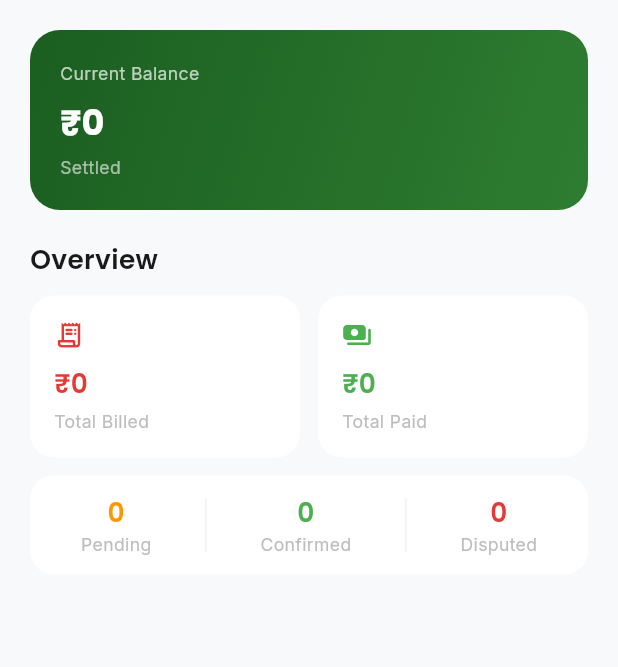
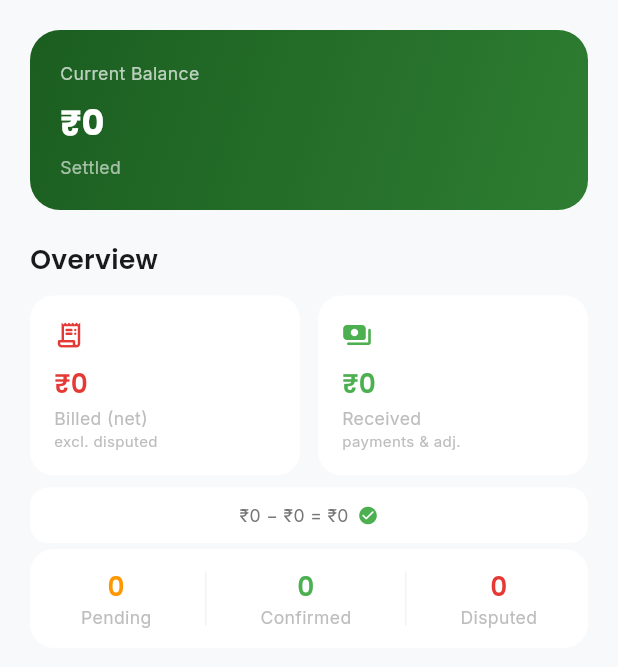
Before and after one commit to Eyepatch420/saath_khata, a Flutter app: the _DetailBody widget shown alone on an empty page, opened directly with empty values, on a phone screen of 412 x 824 dp. Shown: the top 667 px of the screen. Run offline on Flutter 3.47's test engine with Material 3 defaults, Android fonts, the phone set to English and light mode, and no system bars; our stand-ins replace dio, equatable, flutter_bloc, flutter_dotenv, flutter_map, flutter_screenutil and 10 more; accounts and stored records are empty.

Commit message:
lastest changes(reports[billing])

```diff
--- a/lib/features/reports/presentation/screens/customer_detail_report_screen.dart
+++ b/lib/features/reports/presentation/screens/customer_detail_report_screen.dart
@@ -105,7 +105,8 @@ class _DetailBody extends StatelessWidget {
             children: [
               Expanded(
                 child: _StatCard(
-                  title: 'Total Billed',
+                  title: 'Billed (net)',
+                  subtitle: 'excl. disputed',
                   value: '₹${detail.totalCredit.toStringAsFixed(0)}',
                   color: AppColors.error,
                   icon: Icons.receipt_long_rounded,
@@ -114,7 +115,8 @@ class _DetailBody extends StatelessWidget {
               const SizedBox(width: 12),
               Expanded(
                 child: _StatCard(
-                  title: 'Total Paid',
+                  title: 'Received',
+                  subtitle: 'payments & adj.',
                   value: '₹${detail.totalPaid.toStringAsFixed(0)}',
                   color: AppColors.success,
                   icon: Icons.payments_rounded,
@@ -122,7 +124,13 @@ class _DetailBody extends StatelessWidget {
               ),
             ],
           ),
-          const SizedBox(height: 12),
+          const SizedBox(height: 8),
+          _BalanceCheck(
+            billed: detail.totalCredit,
+            received: detail.totalPaid,
+            balance: detail.balance,
+          ),
+          const SizedBox(height: 4),
           _EntryCountsRow(
             pending: detail.pendingCount,
             confirmed: detail.confirmedCount,
@@ -190,6 +198,7 @@ class _BalanceHero extends StatelessWidget {
 
 class _StatCard extends StatelessWidget {
   final String title;
+  final String? subtitle;
   final String value;
   final Color color;
   final IconData icon;
@@ -199,6 +208,7 @@ class _StatCard extends StatelessWidget {
     required this.value,
     required this.color,
     required this.icon,
+    this.subtitle,
   });
 
   @override
@@ -214,12 +224,59 @@ class _StatCard extends StatelessWidget {
         children: [
           Icon(icon, color: color, size: 20),
           const SizedBox(height: 10),
-          Text(value,
-              style: AppTypography.h3.copyWith(color: color)),
-          const SizedBox(height: 4),
+          Text(value, style: AppTypography.h3.copyWith(color: color)),
+          const SizedBox(height: 2),
           Text(title,
               style: AppTypography.bodySmall
                   .copyWith(color: AppColors.textHint)),
+          if (subtitle != null)
+            Text(subtitle!,
+                style: AppTypography.bodySmall.copyWith(
+                    color: AppColors.textHint,
+                    fontSize: 10)),
+        ],
+      ),
+    );
+  }
+}
+
+// ─── Balance Check Row ────────────────────────────────────────────────────────
+
+class _BalanceCheck extends StatelessWidget {
+  final double billed;
+  final double received;
+  final double balance;
+
+  const _BalanceCheck({
+    required this.billed,
+    required this.received,
+    required this.balance,
+  });
+
+  @override
+  Widget build(BuildContext context) {
+    // computed should equal balance from the server
+    final computed = billed - received;
+    final matches = (computed - balance).abs() < 0.5;
+    return Container(
+      padding: const EdgeInsets.symmetric(horizontal: 14, vertical: 10),
+      decoration: BoxDecoration(
+        color: Theme.of(context).colorScheme.surface,
+        borderRadius: BorderRadius.circular(12),
+      ),
+      child: Row(
+        mainAxisAlignment: MainAxisAlignment.center,
+        children: [
+          Text(
+            '₹${billed.toStringAsFixed(0)} − ₹${received.toStringAsFixed(0)} = ₹${computed.toStringAsFixed(0)}',
+            style: AppTypography.bodySmall.copyWith(color: AppColors.textSecondary),
+          ),
+          const SizedBox(width: 6),
+          Icon(
+            matches ? Icons.check_circle_rounded : Icons.warning_amber_rounded,
+            size: 14,
+            color: matches ? AppColors.success : AppColors.warning,
+          ),
         ],
       ),
     );
```
